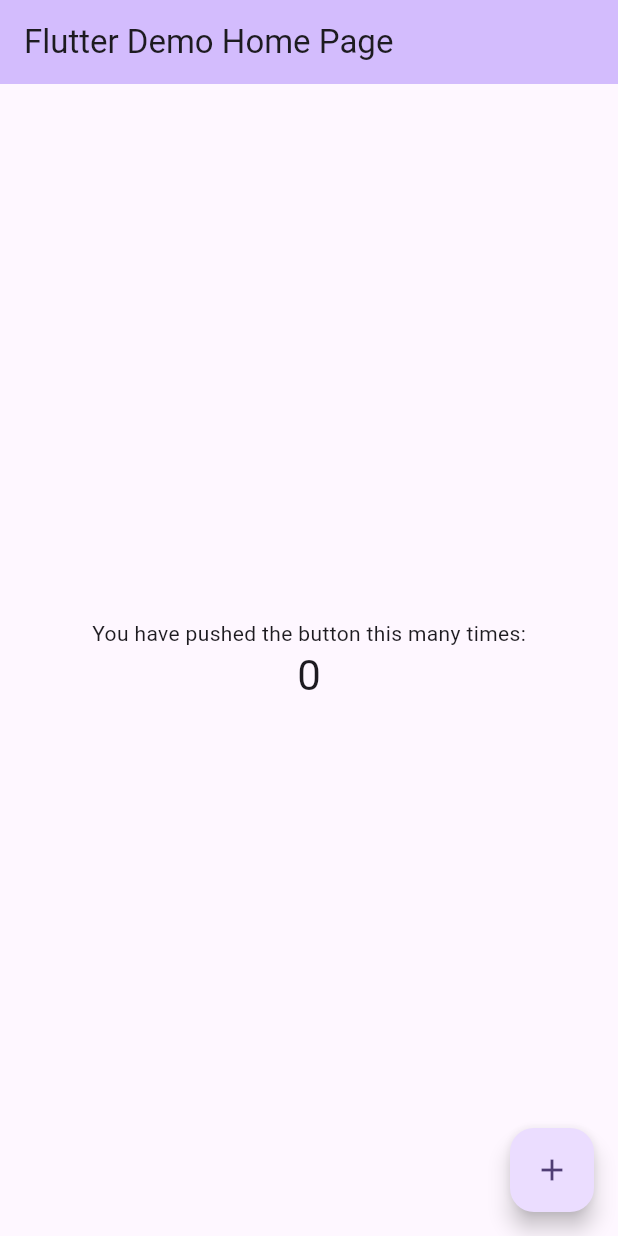
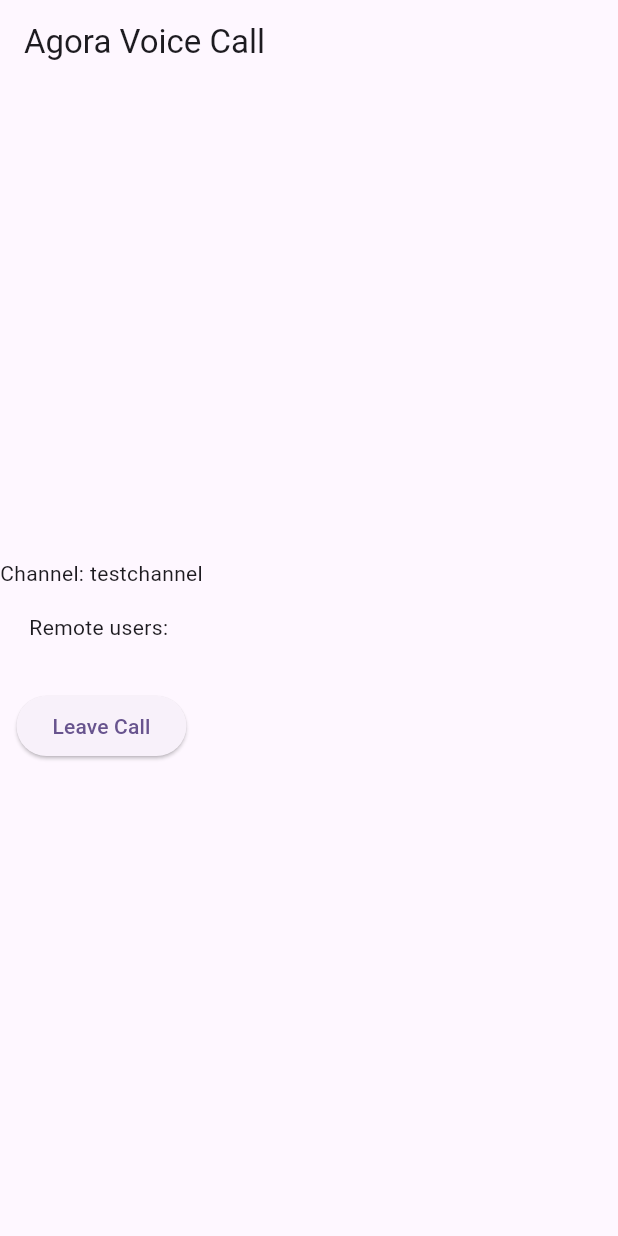
Before and after one commit to AmangiLiyanaarachchi/English_App, a Flutter app: the screen it shows after launch, on a phone screen of 412 x 824 dp. Run offline on Flutter 3.47's test engine with Material 3 defaults, Android fonts, the phone set to English and light mode, and no system bars; our stand-ins replace firebase_core, permission_handler; missing offline and left inert: agora_rtc_engine; accounts and stored records are empty.

Commit message:
integrate agora

```diff
--- a/lib/main.dart
+++ b/lib/main.dart
@@ -1,4 +1,5 @@
 import 'package:flutter/material.dart';
+import 'voice_call_page.dart';
 
 void main() {
   runApp(const MyApp());
@@ -31,7 +32,7 @@ class MyApp extends StatelessWidget {
         colorScheme: ColorScheme.fromSeed(seedColor: Colors.deepPurple),
         useMaterial3: true,
       ),
-      home: const MyHomePage(title: 'Flutter Demo Home Page'),
+      home: VoiceCallPage(),
     );
   }
 }
--- /dev/null
+++ b/lib/voice_call_page.dart
@@ -0,0 +1,95 @@
+import 'package:flutter/material.dart';
+import 'package:permission_handler/permission_handler.dart';
+import 'package:agora_rtc_engine/agora_rtc_engine.dart';
+
+const String appId = "YOUR_APP_ID";
+const String token = "YOUR_TOKEN"; // can be null/"" for testing
+const String channelName = "testchannel";
+
+class VoiceCallPage extends StatefulWidget {
+  const VoiceCallPage({super.key});
+
+  @override
+  State<VoiceCallPage> createState() => _VoiceCallPageState();
+}
+
+class _VoiceCallPageState extends State<VoiceCallPage> {
+  late final RtcEngine _engine;
+  final Set<int> _remoteUsers = {};
+
+  @override
+  void initState() {
+    super.initState();
+    initAgora();
+  }
+
+  Future<void> initAgora() async {
+    // Request microphone permission
+    await Permission.microphone.request();
+
+    // Create engine
+    _engine = createAgoraRtcEngine();
+
+    await _engine.initialize(
+      const RtcEngineContext(
+        appId: appId,
+      ),
+    );
+
+    // Event Handlers
+    _engine.registerEventHandler(
+      RtcEngineEventHandler(
+        onJoinChannelSuccess: (connection, elapsed) {
+          print("Local user joined: ${connection.localUid}");
+        },
+        onUserJoined: (connection, remoteUid, elapsed) {
+          setState(() => _remoteUsers.add(remoteUid));
+        },
+        onUserOffline: (connection, remoteUid, reason) {
+          setState(() => _remoteUsers.remove(remoteUid));
+        },
+      ),
+    );
+
+    // Enable audio
+    await _engine.enableAudio();
+
+    // Join channel
+    await _engine.joinChannel(
+      token: token, // if token = "", it's OK for testing
+      channelId: channelName,
+      uid: 0,
+      options: const ChannelMediaOptions(
+        autoSubscribeAudio: true,
+        autoSubscribeVideo: false,
+      ),
+    );
+  }
+
+  @override
+  void dispose() {
+    _engine.leaveChannel();
+    _engine.release();
+    super.dispose();
+  }
+
+  @override
+  Widget build(BuildContext context) {
+    return Scaffold(
+      appBar: AppBar(title: const Text("Agora Voice Call")),
+      body: Column(
+        mainAxisAlignment: MainAxisAlignment.center,
+        children: [
+          Text("Channel: $channelName"),
+          const SizedBox(height: 16),
+          Text("Remote users: ${_remoteUsers.join(", ")}"),
+          const SizedBox(height: 32),
+          ElevatedButton(
+            onPressed: () => _engine.leaveChannel(),
+            child: const Text("Leave Call"),
+          ),
+        ],
+      ),
+    );
+  }
+}
--- a/pubspec.yaml
+++ b/pubspec.yaml
@@ -43,6 +43,8 @@ dependencies:
 dev_dependencies:
   flutter_test:
     sdk: flutter
+  agora_rtc_engine: ^6.2.2   # use this (latest stable)
+  permission_handler: ^11.1.0
 
   # The "flutter_lints" package below contains a set of recommended lints to
   # encourage good coding practices. The lint set provided by the package is
```
Also changed, not shown: pubspec.lock, 5 other files.
